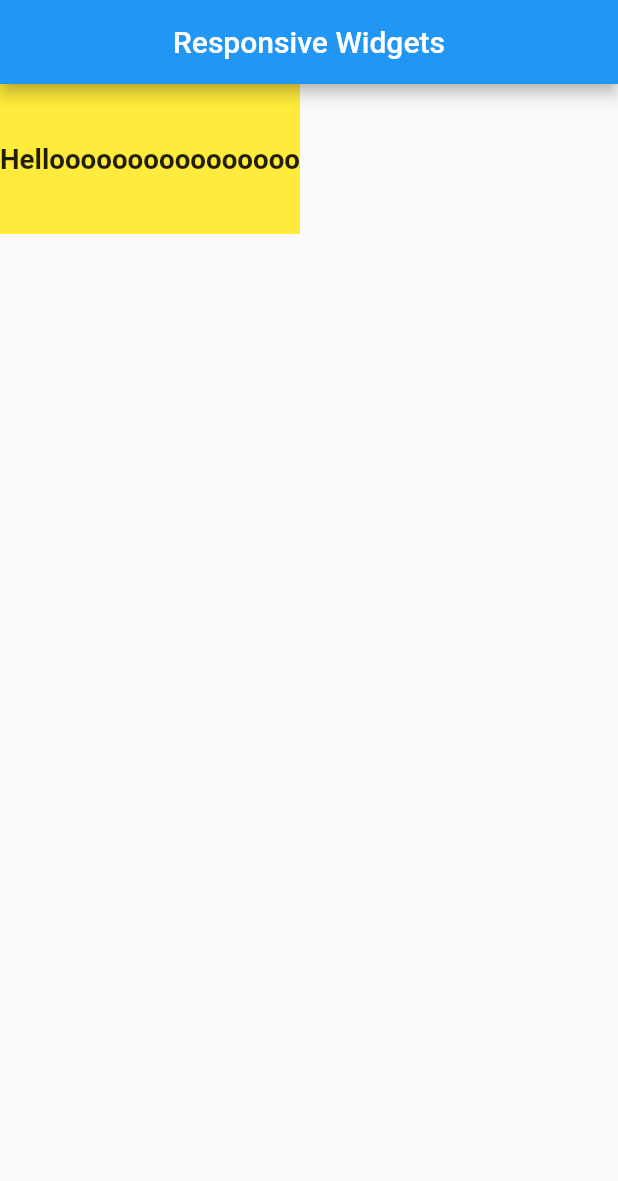
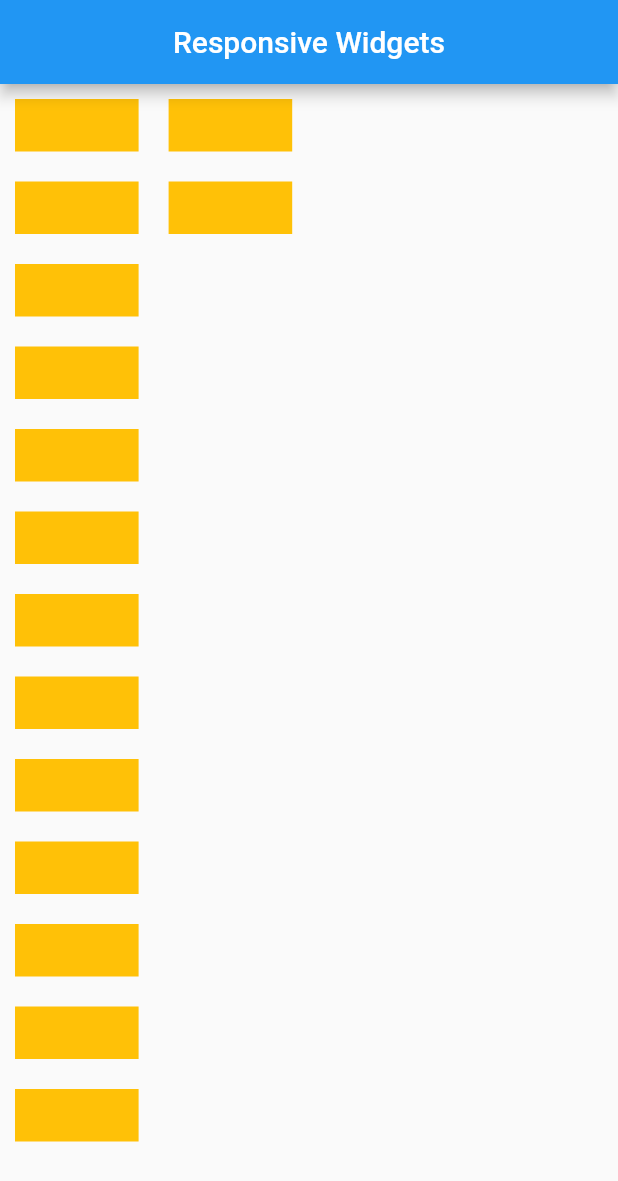
Before and after one commit to rudynurafif/latihan_flutter_intermediate, a Flutter app: the screen it shows after launch, on a phone screen of 412 x 824 dp. Shown: the top 1181 px of the screen. Run offline on Flutter 3.47's test engine with Material 3 defaults, Android fonts, the light colour scheme and no system bars; our stand-ins replace get.

Commit message:
Wrap widget

```diff
--- a/lib/app/modules/home/views/home_view.dart
+++ b/lib/app/modules/home/views/home_view.dart
@@ -25,22 +25,102 @@ class HomeView extends GetView<HomeController> {
     double heightBody = heightDevice - myAppBar().preferredSize.height - paddingTop;
 
     return Scaffold(
-        appBar: myAppBar(),
-        body: Container(
-          width: 200,
-          height: 100,
-          color: Colors.yellow,
-          child: const Center(
-            child: FittedBox(
-              child: Text(
-                "Helloooooooooooooooo",
-                style: TextStyle(
-                  fontSize: 30,
-                  fontWeight: FontWeight.bold,
-                ),
-              ),
-            ),
+      appBar: myAppBar(),
+      body: Wrap(
+        direction: Axis.vertical,
+        children: [
+          Container(
+            margin: EdgeInsets.all(10),
+            width: widthDevice * 0.2,
+            height: 35,
+            color: Colors.amber,
           ),
-        ));
+          Container(
+            margin: EdgeInsets.all(10),
+            width: widthDevice * 0.2,
+            height: 35,
+            color: Colors.amber,
+          ),
+          Container(
+            margin: EdgeInsets.all(10),
+            width: widthDevice * 0.2,
+            height: 35,
+            color: Colors.amber,
+          ),
+          Container(
+            margin: EdgeInsets.all(10),
+            width: widthDevice * 0.2,
+            height: 35,
+            color: Colors.amber,
+          ),
+          Container(
+            margin: EdgeInsets.all(10),
+            width: widthDevice * 0.2,
+            height: 35,
+            color: Colors.amber,
+          ),
+          Container(
+            margin: EdgeInsets.all(10),
+            width: widthDevice * 0.2,
+            height: 35,
+            color: Colors.amber,
+          ),
+          Container(
+            margin: EdgeInsets.all(10),
+            width: widthDevice * 0.2,
+            height: 35,
+            color: Colors.amber,
+          ),
+          Container(
+            margin: EdgeInsets.all(10),
+            width: widthDevice * 0.2,
+            height: 35,
+            color: Colors.amber,
+          ),
+          Container(
+            margin: EdgeInsets.all(10),
+            width: widthDevice * 0.2,
+            height: 35,
+            color: Colors.amber,
+          ),
+          Container(
+            margin: EdgeInsets.all(10),
+            width: widthDevice * 0.2,
+            height: 35,
+            color: Colors.amber,
+          ),
+          Container(
+            margin: EdgeInsets.all(10),
+            width: widthDevice * 0.2,
+            height: 35,
+            color: Colors.amber,
+          ),
+          Container(
+            margin: EdgeInsets.all(10),
+            width: widthDevice * 0.2,
+            height: 35,
+            color: Colors.amber,
+          ),
+          Container(
+            margin: EdgeInsets.all(10),
+            width: widthDevice * 0.2,
+            height: 35,
+            color: Colors.amber,
+          ),
+          Container(
+            margin: EdgeInsets.all(10),
+            width: widthDevice * 0.2,
+            height: 35,
+            color: Colors.amber,
+          ),
+          Container(
+            margin: EdgeInsets.all(10),
+            width: widthDevice * 0.2,
+            height: 35,
+            color: Colors.amber,
+          ),
+        ],
+      ),
+    );
   }
 }
```
